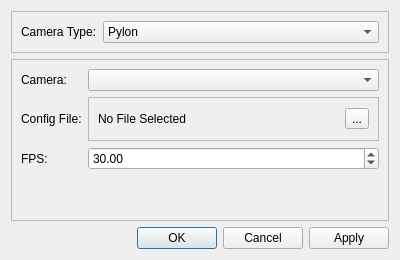
Above: ui/DConfigureCamera.ui from ETHZ-INS/Grimace-Box-Recorder before the change. Below: the same form after it.
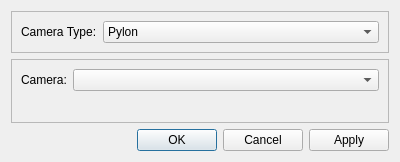
That is the form after the change. The open tabs and pages were chosen to show the change.

Commit message: Removed Camera Config File and FPS Options

```diff
--- a/ui/DConfigureCamera.ui
+++ b/ui/DConfigureCamera.ui
@@ -10,7 +10,7 @@
     <x>0</x>
     <y>0</y>
     <width>400</width>
-    <height>260</height>
+    <height>160</height>
    </rect>
   </property>
   <property name="sizePolicy">
@@ -22,13 +22,13 @@
   <property name="minimumSize">
    <size>
     <width>400</width>
-    <height>260</height>
+    <height>160</height>
    </size>
   </property>
   <property name="maximumSize">
    <size>
     <width>800</width>
-    <height>260</height>
+    <height>160</height>
    </size>
   </property>
   <property name="windowTitle">
@@ -135,71 +135,6 @@
             </item>
            </widget>
           </item>
-          <item row="1" column="0">
-           <widget class="QLabel" name="label_3">
-            <property name="minimumSize">
-             <size>
-              <width>0</width>
-              <height>44</height>
-             </size>
-            </property>
-            <property name="text">
-             <string>Config File:</string>
-            </property>
-           </widget>
-          </item>
-          <item row="1" column="1">
-           <widget class="QFrame" name="frame_2">
-            <property name="frameShape">
-             <enum>QFrame::StyledPanel</enum>
-            </property>
-            <property name="frameShadow">
-             <enum>QFrame::Raised</enum>
-            </property>
-            <layout class="QHBoxLayout" name="horizontalLayout">
-             <item>
-              <widget class="QLabel" name="lbl_selected_config_file">
-               <property name="text">
-                <string>No File Selected</string>
-               </property>
-              </widget>
-             </item>
-             <item>
-              <widget class="QToolButton" name="btn_select_config_file">
-               <property name="text">
-                <string>...</string>
-               </property>
-              </widget>
-             </item>
-            </layout>
-           </widget>
-          </item>
-          <item row="2" column="1">
-           <widget class="QDoubleSpinBox" name="spb_fps">
-            <property name="prefix">
-             <string/>
-            </property>
-            <property name="suffix">
-             <string/>
-            </property>
-            <property name="minimum">
-             <double>4.000000000000000</double>
-            </property>
-            <property name="maximum">
-             <double>60.000000000000000</double>
-            </property>
-            <property name="value">
-             <double>30.000000000000000</double>
-            </property>
-           </widget>
-          </item>
-          <item row="2" column="0">
-           <widget class="QLabel" name="label_2">
-            <property name="text">
-             <string>FPS:</string>
-            </property>
-           </widget>
-          </item>
          </layout>
         </widget>
        </item>
@@ -276,6 +211,12 @@
    </item>
    <item>
     <widget class="QDialogButtonBox" name="btnbox_buttons">
+     <property name="minimumSize">
+      <size>
+       <width>0</width>
+       <height>0</height>
+      </size>
+     </property>
      <property name="orientation">
       <enum>Qt::Horizontal</enum>
      </property>
```
Left out of the diff: 2 changed lines with no effect on the pictures. The commit also changes 3 other files.
